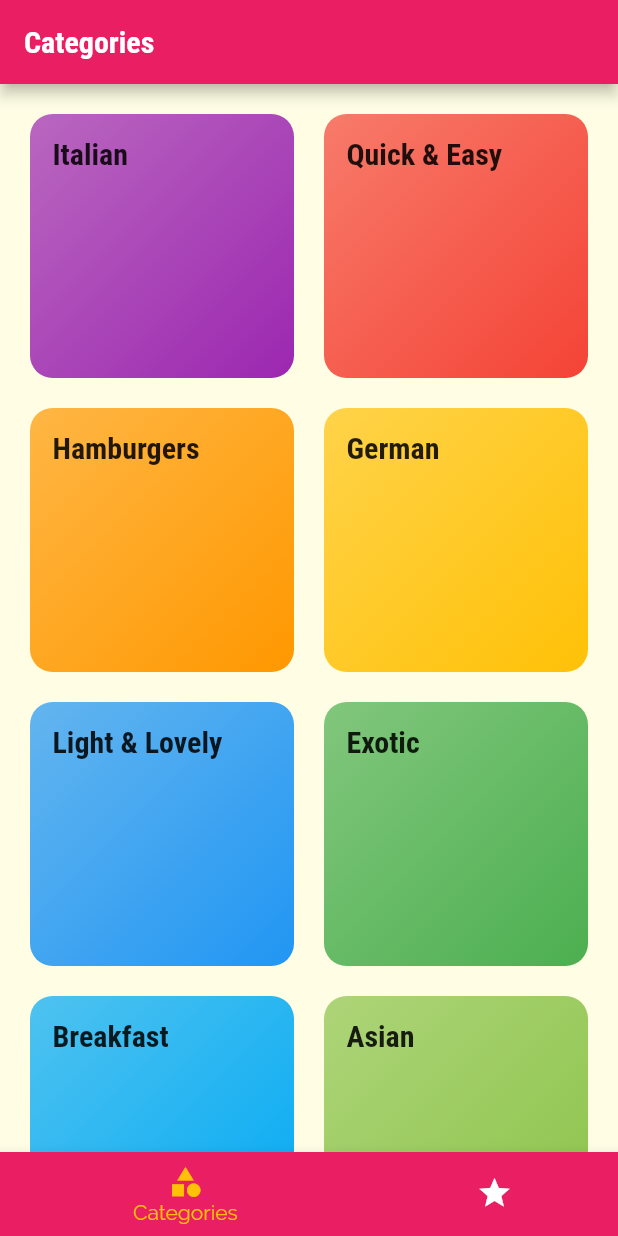
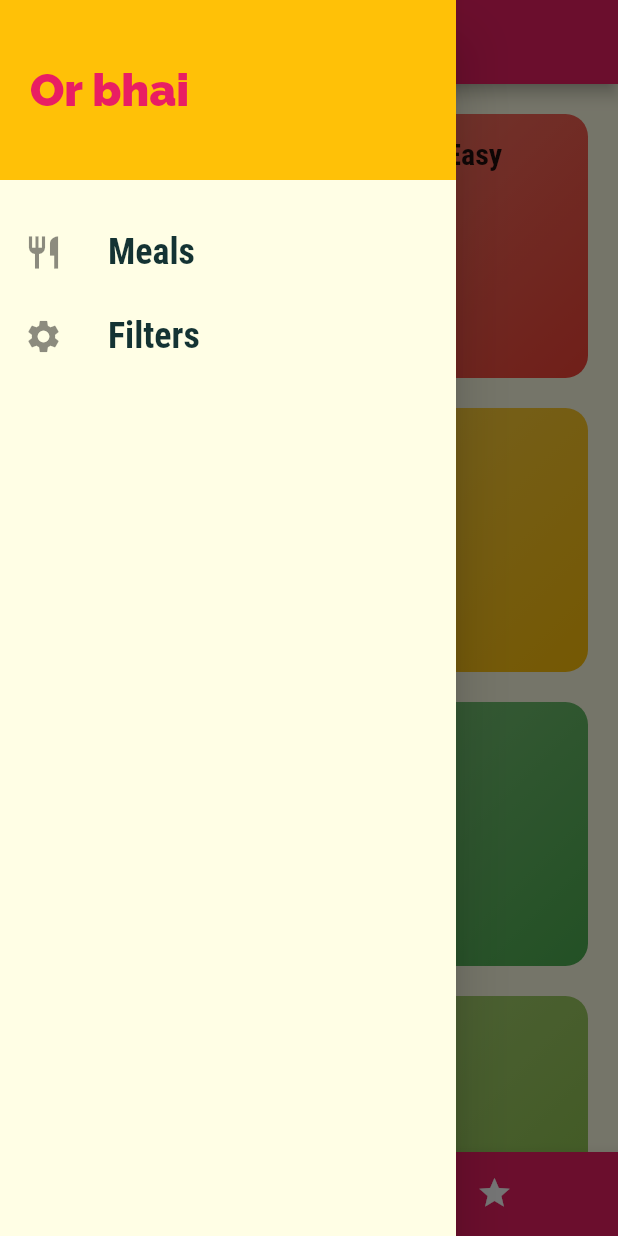
Before and after one commit to mnnkhndlwl/Meals_app_flutter, a Flutter app: the screen it shows after launch, with the side drawer open (before the commit the screen has no drawer), on a phone screen of 412 x 824 dp. Run offline on Flutter 3.47's test engine with Material 2 defaults, Android fonts, the phone set to English and light mode, and no system bars.

Commit message:
added appDrawer

```diff
--- a/lib/main.dart
+++ b/lib/main.dart
@@ -1,4 +1,5 @@
 import 'package:flutter/material.dart';
+import '../screens/filter_screen.dart';
 import './screens/tabs_screen.dart';
 import './screens/meal_detail_screen.dart';
 import './screens/category_meals_screen.dart';
@@ -36,6 +37,7 @@ class MyApp extends StatelessWidget {
         '/' : (ctx) => TabsScreen(),
         CategoryMealsScreen.routeName: (ctx) => CategoryMealsScreen(),
         MealDetailScreen.routeName: (ctx) => MealDetailScreen(),
+        FilterScreen.routeName: (ctx) => FilterScreen(),
       },
       // onGenerateRoute: (settings) {
       //   // print(settings.arguments);
--- /dev/null
+++ b/lib/screens/filter_screen.dart
@@ -0,0 +1,11 @@
+import 'package:flutter/material.dart';
+
+class FilterScreen extends StatelessWidget {
+  static const routeName = '/filters';
+  @override
+  Widget build(BuildContext context) {
+    return Center(
+      child: Text('Filters'),
+    );
+  }
+}
--- a/lib/screens/tabs_screen.dart
+++ b/lib/screens/tabs_screen.dart
@@ -1,4 +1,5 @@
 import 'package:flutter/material.dart';
+import '../widgets/main_drawer.dart';
 import './favorites_screen.dart';
 import './categories_screen.dart';
 
@@ -33,6 +34,7 @@ class _TabsScreenState extends State<TabsScreen> {
       appBar: AppBar(
         title: Text(_pages[_selectedPageIndex]['title']),
       ),
+      drawer: MainDrawer(),
       body: _pages[_selectedPageIndex]['page'],
       bottomNavigationBar: BottomNavigationBar(
         onTap: _selectPage,
--- /dev/null
+++ b/lib/widgets/main_drawer.dart
@@ -0,0 +1,63 @@
+import 'package:flutter/material.dart';
+import '../screens/filter_screen.dart';
+
+class MainDrawer extends StatelessWidget {
+  Widget buildListTile(String title, IconData icon, Function tapHandler) {
+    return ListTile(
+      leading: Icon(
+        icon,
+        size: 26,
+      ),
+      title: Text(
+        title,
+        style: TextStyle(
+          fontFamily: 'RobotoCondensed',
+          fontSize: 24,
+          fontWeight: FontWeight.bold,
+        ),
+      ),
+      onTap: tapHandler,
+    );
+  }
+
+  @override
+  Widget build(BuildContext context) {
+    return Drawer(
+      child: Column(
+        children: <Widget>[
+          Container(
+            height: 120,
+            width: double.infinity,
+            padding: EdgeInsets.all(20),
+            alignment: Alignment.centerLeft,
+            color: Theme.of(context).accentColor,
+            child: Text(
+              'Or bhai',
+              style: TextStyle(
+                  fontWeight: FontWeight.w900,
+                  fontSize: 30,
+                  color: Theme.of(context).primaryColor),
+            ),
+          ),
+          SizedBox(
+            height: 20,
+          ),
+          buildListTile(
+            'Meals',
+            Icons.restaurant,
+            () {
+              Navigator.of(context).pushNamed('/');
+            },
+          ),
+          buildListTile(
+            'Filters',
+            Icons.settings,
+            () {
+              Navigator.of(context).pushNamed(FilterScreen.routeName);
+            },
+          ),
+        ],
+      ),
+    );
+  }
+}
```
